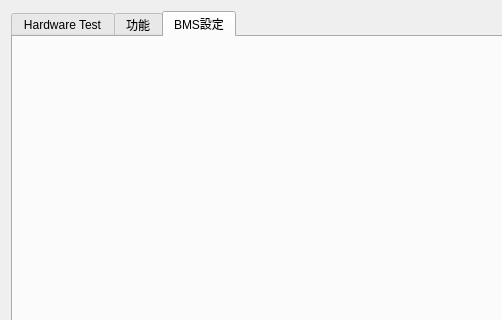
haoyi-jason/BMS_HY01_old, file frmhardwareconfig.ui: the form before one commit; both pictures show x 0 to 502 and y 0 to 320 of the 1280 by 600 pixel window.
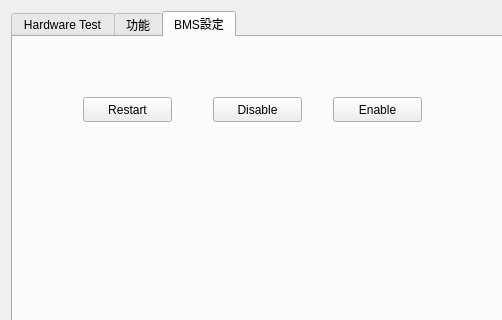
The form after the commit. The open tabs and pages were chosen to show the change. Custom widgets are drawn as their Qt base class.

What changed in the file:
```diff
--- a/frmhardwareconfig.ui
+++ b/frmhardwareconfig.ui
@@ -842,6 +842,45 @@
       <attribute name="title">
        <string>BMS設定</string>
       </attribute>
+      <widget class="QPushButton" name="pbRestartController">
+       <property name="geometry">
+        <rect>
+         <x>70</x>
+         <y>60</y>
+         <width>89</width>
+         <height>25</height>
+        </rect>
+       </property>
+       <property name="text">
+        <string>Restart</string>
+       </property>
+      </widget>
+      <widget class="QPushButton" name="pbDisableController">
+       <property name="geometry">
+        <rect>
+         <x>200</x>
+         <y>60</y>
+         <width>89</width>
+         <height>25</height>
+        </rect>
+       </property>
+       <property name="text">
+        <string>Disable</string>
+       </property>
+      </widget>
+      <widget class="QPushButton" name="pbEnableController">
+       <property name="geometry">
+        <rect>
+         <x>320</x>
+         <y>60</y>
+         <width>89</width>
+         <height>25</height>
+        </rect>
+       </property>
+       <property name="text">
+        <string>Enable</string>
+       </property>
+      </widget>
      </widget>
     </widget>
    </item>
```
